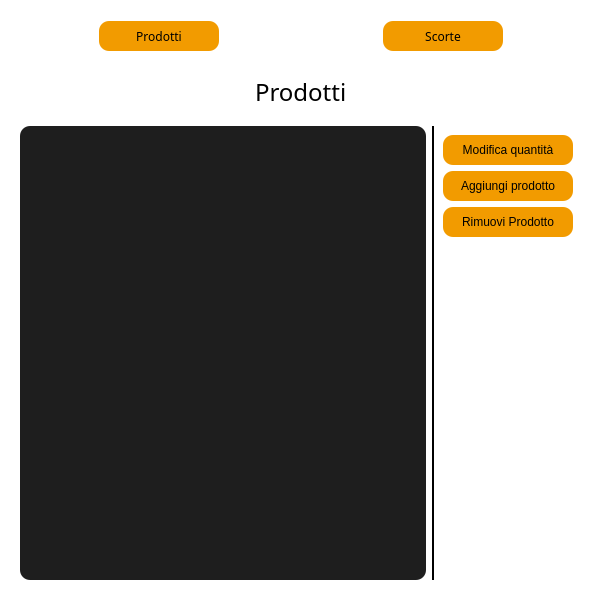
Old version of the form projectIS/listaprodotti/view/VistaMagazzino.ui in the repository chritianchiappa/progetto_panificio.
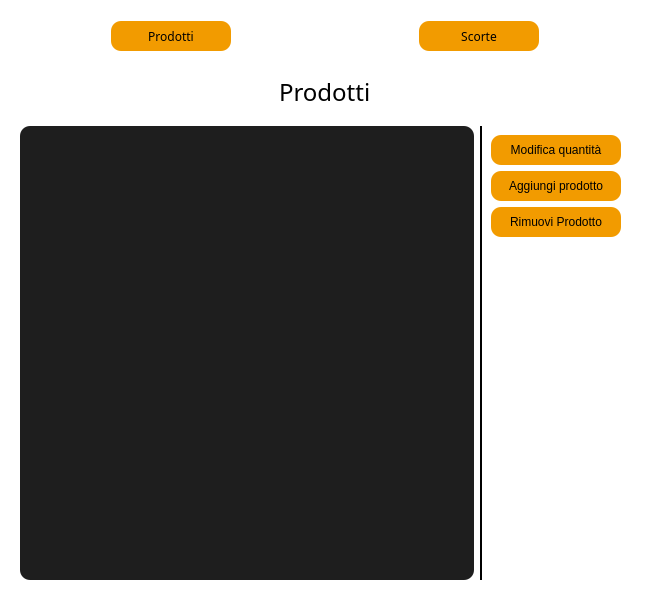
New version of the form.

Patch:
```diff
--- a/projectIS/listaprodotti/view/VistaMagazzino.ui
+++ b/projectIS/listaprodotti/view/VistaMagazzino.ui
@@ -6,13 +6,13 @@
    <rect>
     <x>0</x>
     <y>0</y>
-    <width>602</width>
+    <width>650</width>
     <height>600</height>
    </rect>
   </property>
   <property name="minimumSize">
    <size>
-    <width>600</width>
+    <width>650</width>
     <height>600</height>
    </size>
   </property>
```
